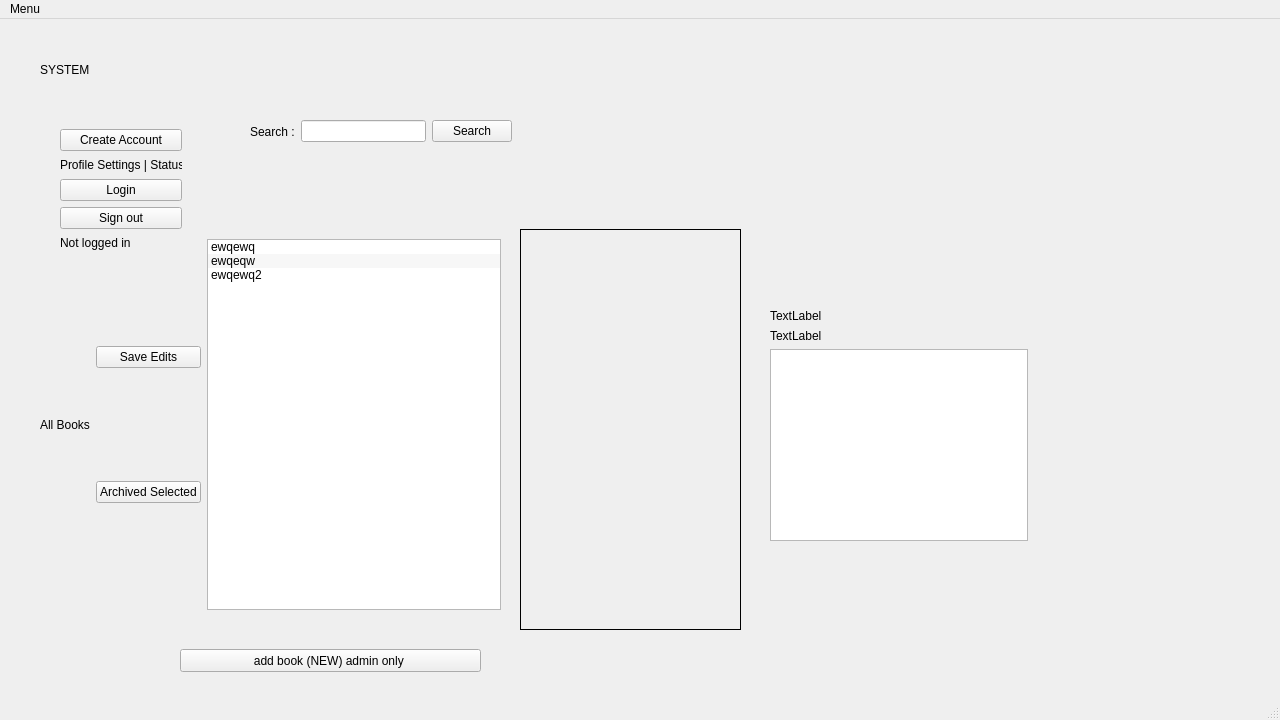
hunterjreid/Library-Management-System, file CS106LibrarySys/mainwindow.ui: the form before one commit.
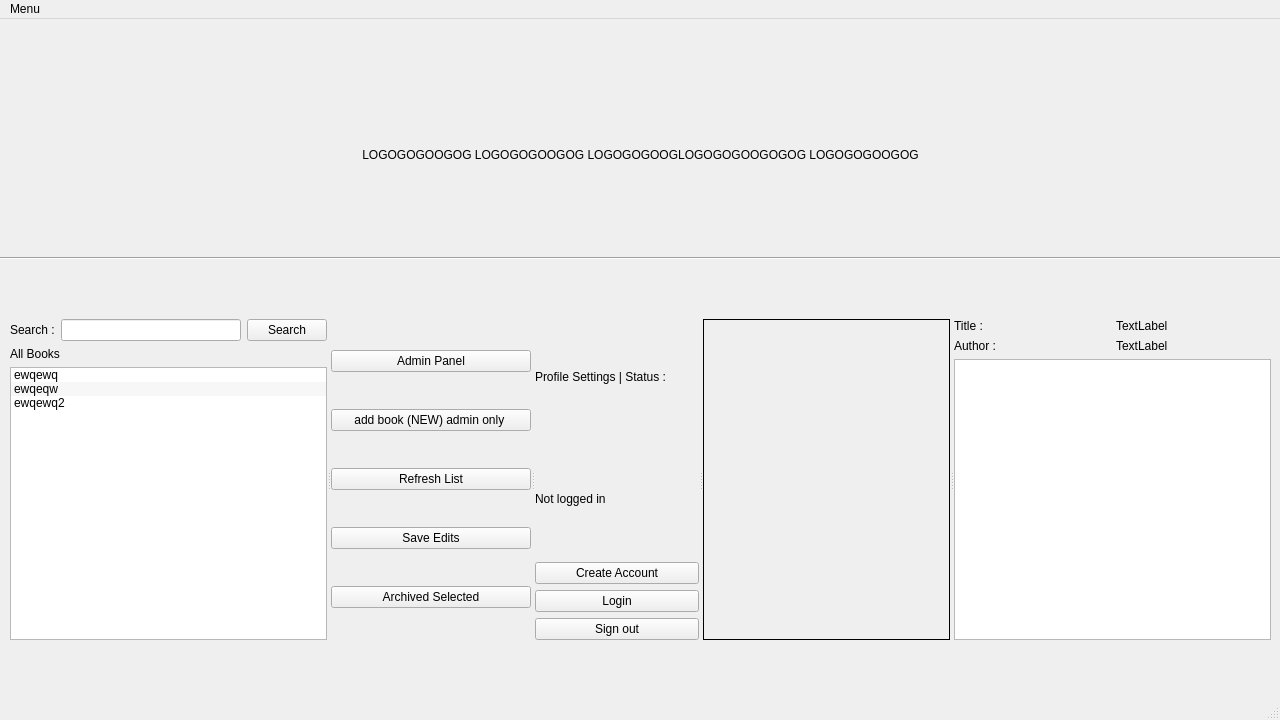
The form after the commit.

Commit message: home screen, modify, delete admin

The edit to the form file:
```diff
--- a/CS106LibrarySys/mainwindow.ui
+++ b/CS106LibrarySys/mainwindow.ui
@@ -26,58 +26,75 @@
    <string>MainWindow</string>
   </property>
   <widget class="QWidget" name="centralwidget">
-   <widget class="QLabel" name="label_6">
+   <widget class="QWidget" name="">
     <property name="geometry">
      <rect>
-      <x>40</x>
-      <y>20</y>
-      <width>531</width>
-      <height>61</height>
+      <x>0</x>
+      <y>40</y>
+      <width>1281</width>
+      <height>201</height>
      </rect>
     </property>
-    <property name="text">
-     <string>SYSTEM</string>
-    </property>
-   </widget>
-   <widget class="QPushButton" name="addBookAdmin">
-    <property name="geometry">
-     <rect>
-      <x>180</x>
-      <y>630</y>
-      <width>301</width>
-      <height>23</height>
-     </rect>
-    </property>
-    <property name="text">
-     <string>add book (NEW) admin only </string>
-    </property>
-   </widget>
-   <widget class="QLabel" name="bookPreview">
-    <property name="geometry">
-     <rect>
-      <x>520</x>
-      <y>210</y>
-      <width>221</width>
-      <height>401</height>
-     </rect>
-    </property>
+    <layout class="QVBoxLayout" name="verticalLayout">
+     <item>
+      <widget class="QLabel" name="logoImg">
     <property name="styleSheet">
-     <string notr="true">border: 1px solid black;</string>
+        <string notr="true"/>
     </property>
     <property name="text">
-     <string/>
-    </property>
-   </widget>
-   <widget class="QWidget" name="layoutWidget">
+        <string>LOGOGOGOOGOG LOGOGOGOOGOG LOGOGOGOOGLOGOGOGOOGOGOG LOGOGOGOOGOG</string>
+       </property>
+       <property name="alignment">
+        <set>Qt::AlignCenter</set>
+       </property>
+      </widget>
+     </item>
+     <item>
+      <widget class="Line" name="line">
+       <property name="orientation">
+        <enum>Qt::Horizontal</enum>
+       </property>
+      </widget>
+     </item>
+    </layout>
+   </widget>
+   <widget class="QSplitter" name="splitter">
     <property name="geometry">
      <rect>
-      <x>40</x>
-      <y>220</y>
-      <width>461</width>
-      <height>371</height>
+      <x>10</x>
+      <y>300</y>
+      <width>1261</width>
+      <height>321</height>
      </rect>
     </property>
-    <layout class="QHBoxLayout" name="horizontalLayout_2">
+    <property name="orientation">
+     <enum>Qt::Horizontal</enum>
+    </property>
+    <widget class="QWidget" name="">
+     <layout class="QVBoxLayout" name="verticalLayout_4">
+      <item>
+       <layout class="QHBoxLayout" name="horizontalLayout">
+        <item>
+         <widget class="QLabel" name="label_3">
+          <property name="text">
+           <string>Search :</string>
+          </property>
+         </widget>
+        </item>
+        <item>
+         <widget class="QLineEdit" name="searchLn"/>
+        </item>
+        <item>
+         <widget class="QPushButton" name="searchBtn">
+          <property name="text">
+           <string>Search</string>
+          </property>
+         </widget>
+        </item>
+       </layout>
+      </item>
+      <item>
+       <layout class="QVBoxLayout" name="verticalLayout_3">
      <item>
       <widget class="QLabel" name="label_2">
        <property name="text">
@@ -85,24 +102,6 @@
        </property>
       </widget>
      </item>
-     <item>
-      <layout class="QVBoxLayout" name="verticalLayout_3">
-       <item>
-        <widget class="QPushButton" name="save">
-         <property name="text">
-          <string>Save Edits</string>
-         </property>
-        </widget>
-       </item>
-       <item>
-        <widget class="QPushButton" name="archivedBtn">
-         <property name="text">
-          <string>Archived Selected</string>
-         </property>
-        </widget>
-       </item>
-      </layout>
-     </item>
      <item>
       <widget class="QListWidget" name="listWidget_books">
        <property name="styleSheet">
@@ -129,53 +128,50 @@
       </widget>
      </item>
     </layout>
-   </widget>
-   <widget class="QWidget" name="layoutWidget">
-    <property name="geometry">
-     <rect>
-      <x>770</x>
-      <y>290</y>
-      <width>258</width>
-      <height>232</height>
-     </rect>
-    </property>
-    <layout class="QVBoxLayout" name="verticalLayout">
+      </item>
+     </layout>
+    </widget>
+    <widget class="QWidget" name="">
+     <layout class="QVBoxLayout" name="verticalLayout_5">
+      <item>
+       <widget class="QPushButton" name="pushButton">
+        <property name="text">
+         <string>Admin Panel</string>
+        </property>
+       </widget>
+      </item>
      <item>
-      <widget class="QLabel" name="titleLabel">
+       <widget class="QPushButton" name="addBookAdmin">
        <property name="text">
-        <string>TextLabel</string>
+         <string>add book (NEW) admin only </string>
        </property>
       </widget>
      </item>
      <item>
-      <widget class="QLabel" name="authLabel">
+       <widget class="QPushButton" name="pushButton_2">
        <property name="text">
-        <string>TextLabel</string>
+         <string>Refresh List</string>
        </property>
       </widget>
      </item>
      <item>
-      <widget class="QPlainTextEdit" name="bookContentPlain"/>
-     </item>
+       <widget class="QPushButton" name="save">
+        <property name="text">
+         <string>Save Edits</string>
+        </property>
+       </widget>
+      </item>
+      <item>
+       <widget class="QPushButton" name="archivedBtn">
+        <property name="text">
+         <string>Archived Selected</string>
+        </property>
+       </widget>
+      </item>
     </layout>
    </widget>
    <widget class="QWidget" name="layoutWidget">
-    <property name="geometry">
-     <rect>
-      <x>60</x>
-      <y>110</y>
-      <width>122</width>
-      <height>121</height>
-     </rect>
-    </property>
     <layout class="QVBoxLayout" name="verticalLayout_2">
-     <item>
-      <widget class="QPushButton" name="createAccountBtn">
-       <property name="text">
-        <string>Create Account</string>
-       </property>
-      </widget>
-     </item>
      <item>
       <widget class="QLabel" name="label">
        <property name="maximumSize">
@@ -189,6 +185,20 @@
        </property>
       </widget>
      </item>
+      <item>
+       <widget class="QLabel" name="loginLb">
+        <property name="text">
+         <string>Not logged in</string>
+        </property>
+       </widget>
+      </item>
+      <item>
+       <widget class="QPushButton" name="createAccountBtn">
+        <property name="text">
+         <string>Create Account</string>
+        </property>
+       </widget>
+      </item>
      <item>
       <widget class="QPushButton" name="loginBtn">
        <property name="text">
@@ -203,43 +213,65 @@
        </property>
       </widget>
      </item>
+     </layout>
+    </widget>
+    <widget class="QLabel" name="bookPreview">
+     <property name="minimumSize">
+      <size>
+       <width>200</width>
+       <height>0</height>
+      </size>
+     </property>
+     <property name="styleSheet">
+      <string notr="true">border: 1px solid black;</string>
+     </property>
+     <property name="text">
+      <string/>
+     </property>
+    </widget>
+    <widget class="QWidget" name="">
+     <layout class="QVBoxLayout" name="verticalLayout_6">
      <item>
-      <widget class="QLabel" name="loginLb">
+       <layout class="QHBoxLayout" name="horizontalLayout_2">
+        <item>
+         <widget class="QLabel" name="label_4">
        <property name="text">
-        <string>Not logged in</string>
+           <string>Title :</string>
        </property>
       </widget>
      </item>
-    </layout>
-   </widget>
-   <widget class="QWidget" name="layoutWidget">
-    <property name="geometry">
-     <rect>
-      <x>250</x>
-      <y>100</y>
-      <width>262</width>
-      <height>25</height>
-     </rect>
-    </property>
-    <layout class="QHBoxLayout" name="horizontalLayout">
      <item>
-      <widget class="QLabel" name="label_3">
+         <widget class="QLabel" name="titleLabel">
        <property name="text">
-        <string>Search :</string>
+           <string>TextLabel</string>
        </property>
       </widget>
      </item>
+       </layout>
+      </item>
      <item>
-      <widget class="QLineEdit" name="searchLn"/>
+       <layout class="QHBoxLayout" name="horizontalLayout_3">
+        <item>
+         <widget class="QLabel" name="label_5">
+          <property name="text">
+           <string>Author :</string>
+          </property>
+         </widget>
      </item>
      <item>
-      <widget class="QPushButton" name="searchBtn">
+         <widget class="QLabel" name="authLabel">
        <property name="text">
-        <string>Search</string>
+           <string>TextLabel</string>
        </property>
       </widget>
      </item>
     </layout>
+      </item>
+      <item>
+       <widget class="QPlainTextEdit" name="bookContentPlain"/>
+      </item>
+     </layout>
+    </widget>
    </widget>
   </widget>
   <widget class="QMenuBar" name="menubar">
```
Lines whose indentation alone changed are shown as unchanged. The commit also changes 12 other files.
